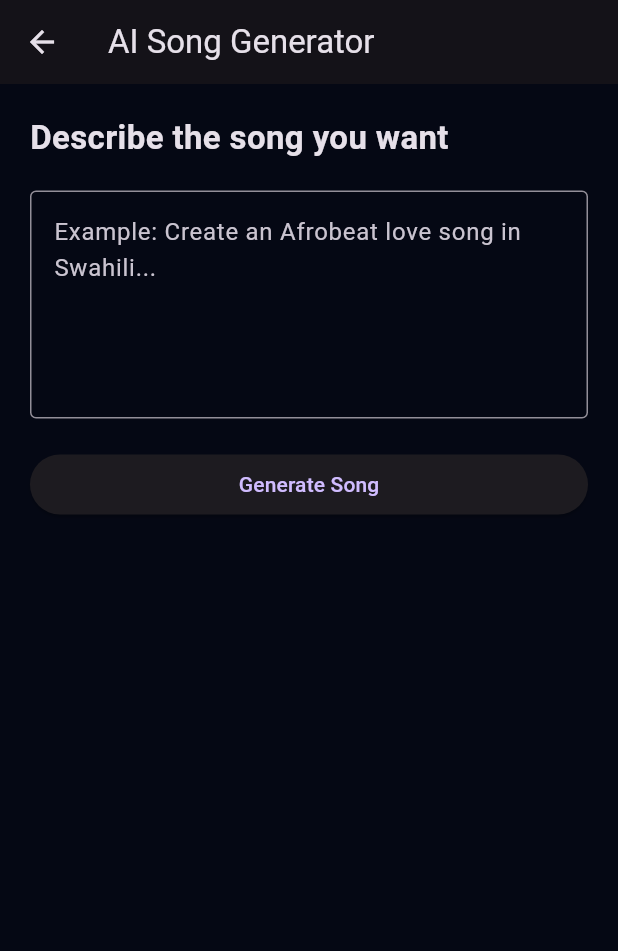
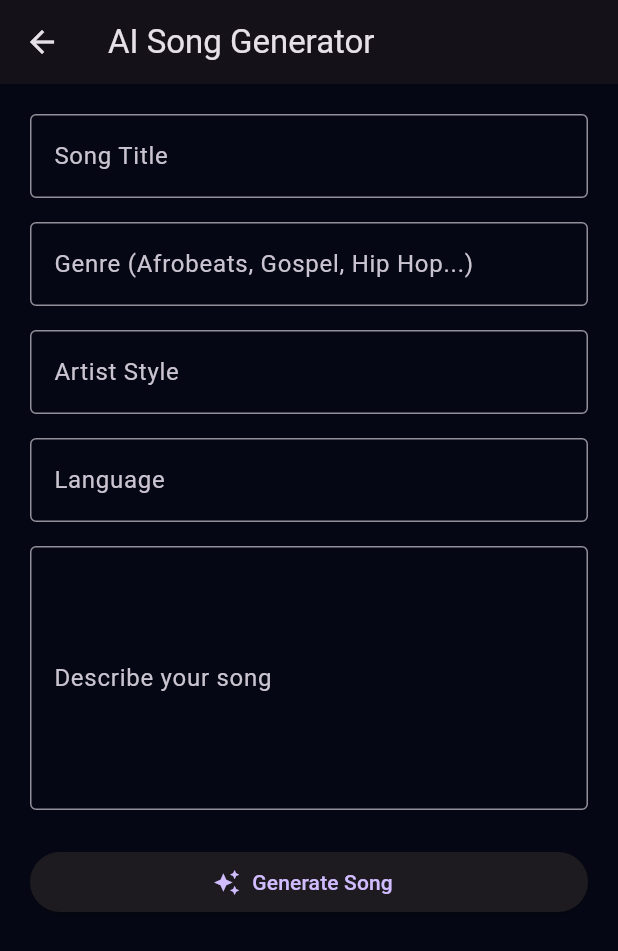
Before and after one commit to nickycyrus254/music254, a Flutter app: the SongGeneratorPage screen opened directly, on a phone screen of 412 x 824 dp. Shown: the top 951 px of the screen. Run offline on Flutter 3.47's test engine with Material 3 defaults, Android fonts, the phone set to English and light mode, and no system bars.

Commit message:
Update song_generator_page.dart

```diff
--- a/lib/song_generator_page.dart
+++ b/lib/song_generator_page.dart
@@ -9,37 +9,61 @@ class SongGeneratorPage extends StatelessWidget {
       appBar: AppBar(
         title: const Text("AI Song Generator"),
       ),
-      body: Padding(
+      body: ListView(
         padding: const EdgeInsets.all(20),
-        child: Column(
-          crossAxisAlignment: CrossAxisAlignment.start,
         children: [
-            const Text(
-              "Describe the song you want",
-              style: TextStyle(
-                fontSize: 22,
-                fontWeight: FontWeight.bold,
-              ),
-            ),
-            const SizedBox(height: 20),
-            const TextField(
-              maxLines: 5,
+          TextField(
             decoration: InputDecoration(
-                hintText: "Example: Create an Afrobeat love song in Swahili...",
+              labelText: "Song Title",
               border: OutlineInputBorder(),
             ),
           ),
-            const SizedBox(height: 20),
+          const SizedBox(height: 16),
+
+          TextField(
+            decoration: InputDecoration(
+              labelText: "Genre (Afrobeats, Gospel, Hip Hop...)",
+              border: OutlineInputBorder(),
+            ),
+          ),
+          const SizedBox(height: 16),
+
+          TextField(
+            decoration: InputDecoration(
+              labelText: "Artist Style",
+              border: OutlineInputBorder(),
+            ),
+          ),
+          const SizedBox(height: 16),
+
+          TextField(
+            decoration: InputDecoration(
+              labelText: "Language",
+              border: OutlineInputBorder(),
+            ),
+          ),
+          const SizedBox(height: 16),
+
+          TextField(
+            maxLines: 6,
+            decoration: InputDecoration(
+              labelText: "Describe your song",
+              hintText: "Example: A romantic Afrobeat song in Swahili...",
+              border: OutlineInputBorder(),
+            ),
+          ),
+          const SizedBox(height: 24),
+
           SizedBox(
             width: double.infinity,
-              child: ElevatedButton(
+            child: ElevatedButton.icon(
               onPressed: () {},
-                child: const Text("Generate Song"),
+              icon: const Icon(Icons.auto_awesome),
+              label: const Text("Generate Song"),
             ),
           ),
         ],
       ),
-      ),
     );
   }
 }
```
Lines whose indentation alone changed are shown as unchanged.
